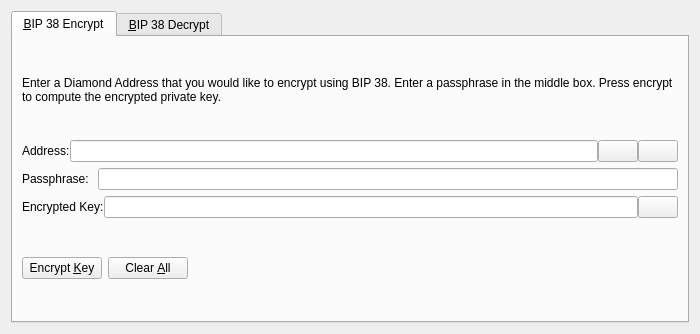
Above: src/qt/forms/bip38tooldialog.ui from LIMXTEC/Bitcloud before the change. Below: the same form after it.
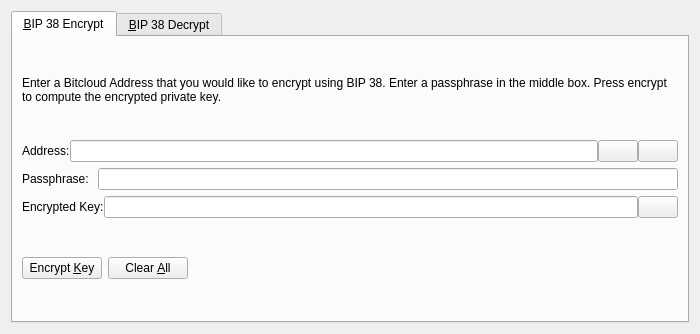
That is the form after the change. The open tabs and pages were chosen to show the change. Icons and pictures are not drawn. Custom widgets are drawn as their Qt base class.

Commit message: Change Strings to Bitcloud

Diff of the .ui file:
```diff
--- a/src/qt/forms/bip38tooldialog.ui
+++ b/src/qt/forms/bip38tooldialog.ui
@@ -30,7 +30,7 @@
        <item>
         <widget class="QLabel" name="infoLabel_ENC">
          <property name="text">
-          <string>Enter a Diamond Address that you would like to encrypt using BIP 38. Enter a passphrase in the middle box. Press encrypt to compute the encrypted private key.</string>
+          <string>Enter a Bitcloud Address that you would like to encrypt using BIP 38. Enter a passphrase in the middle box. Press encrypt to compute the encrypted private key.</string>
          </property>
          <property name="textFormat">
           <enum>Qt::PlainText</enum>
```
The commit also changes 65 other files.
